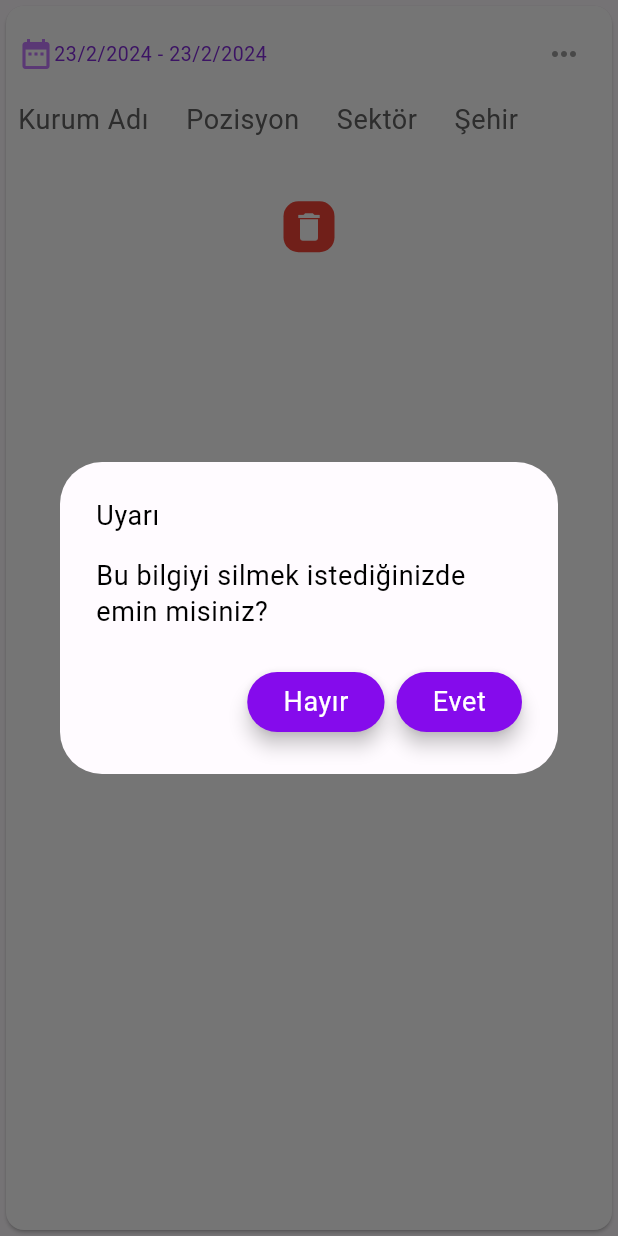
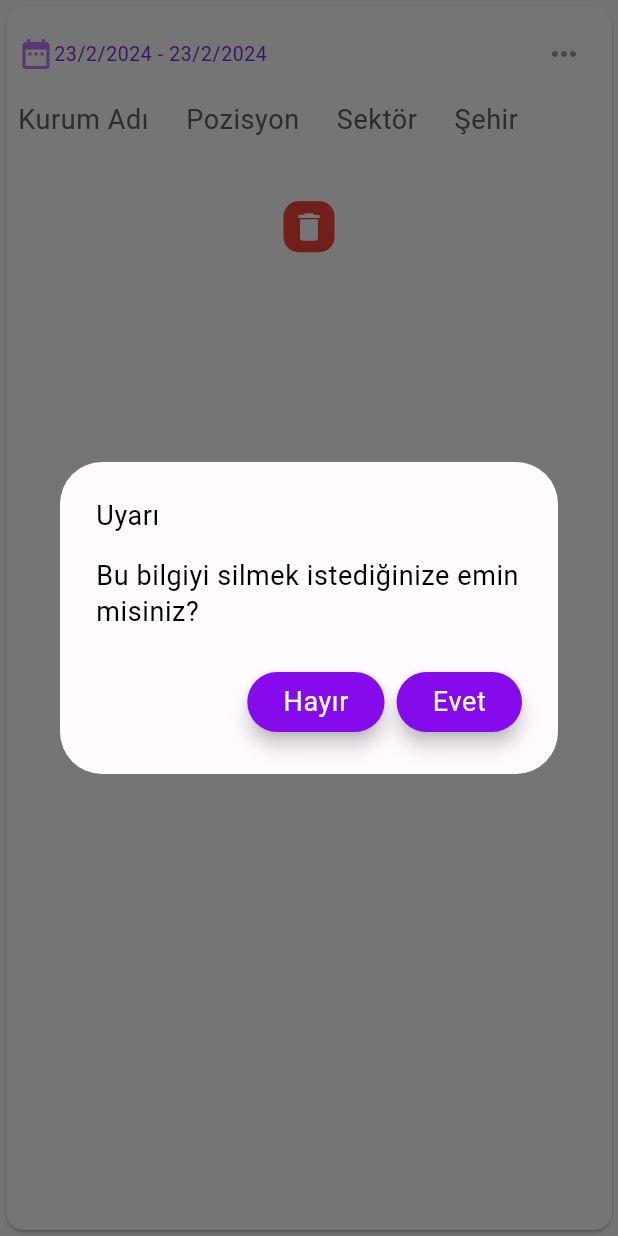
Before and after one commit to boratzn/tobeto_app, a Flutter app: the BusinessListCard widget shown alone on an empty page, opened directly with empty values, after a tap on the "delete" icon, on a phone screen of 412 x 824 dp. Run offline on Flutter 3.47's test engine with Material 3 defaults, Android fonts, the phone set to English and light mode, and no system bars; our stand-ins replace another_flutter_splash_screen, awesome_snackbar_content, bloc, carousel_slider, cloud_firestore, country_code_picker and 15 more; missing offline and left inert: art_sweetalert, dropdown_model_list; accounts and stored records are empty; network calls fail; project files that could hold a hidden picture were left out.

```diff
--- a/lib/widgets/edit_screen/business_list_card.dart
+++ b/lib/widgets/edit_screen/business_list_card.dart
@@ -233,7 +233,7 @@ class BusinessListCard extends StatelessWidget {
                                 .bodySmall!
                                 .copyWith(fontSize: 18)),
                         content: Text(
-                            "Bu bilgiyi silmek istediğinizde emin misiniz?",
+                            "Bu bilgiyi silmek istediğinize emin misiniz?",
                             style: Theme.of(context)
                                 .textTheme
                                 .bodySmall!
@@ -241,6 +241,7 @@ class BusinessListCard extends StatelessWidget {
                         actions: [
                           ElevatedButton(
                             onPressed: () {
+                              Navigator.pop(context);
                               showToast(message: "Silme işlemi gerçekleşmedi.");
                             },
                             child: Text(
--- a/lib/widgets/edit_screen/education_list_card.dart
+++ b/lib/widgets/edit_screen/education_list_card.dart
@@ -124,7 +124,7 @@ class EducationListCard extends StatelessWidget {
                                 .bodySmall!
                                 .copyWith(fontSize: 18)),
                         content: Text(
-                            "Bu bilgiyi silmek istediğinizde emin misiniz?",
+                            "Bu bilgiyi silmek istediğinize emin misiniz?",
                             style: Theme.of(context)
                                 .textTheme
                                 .bodySmall!
@@ -132,6 +132,7 @@ class EducationListCard extends StatelessWidget {
                         actions: [
                           ElevatedButton(
                             onPressed: () {
+                              Navigator.pop(context);
                               showToast(message: "Silme işlemi gerçekleşmedi.");
                             },
                             child: Text(
--- a/lib/widgets/profile_screen/information_section.dart
+++ b/lib/widgets/profile_screen/information_section.dart
@@ -28,12 +28,14 @@ class InformationSection extends StatelessWidget {
             ),
             child: Padding(
               padding: const EdgeInsets.all(8.0),
+              child: FittedBox(
                 child: CircleAvatar(
                   backgroundImage: userData!.user.imageUrl != null
                       ? NetworkImage(
                           userData!.user.imageUrl!,
                         )
                       : null,
+                ),
               ),
             ),
           ),
```
Also changed, not shown: lib/widgets/profile_screen/education_experiences_section.dart (+5 -3 lines), 11 other files. Lines whose indentation alone changed are shown as unchanged.
